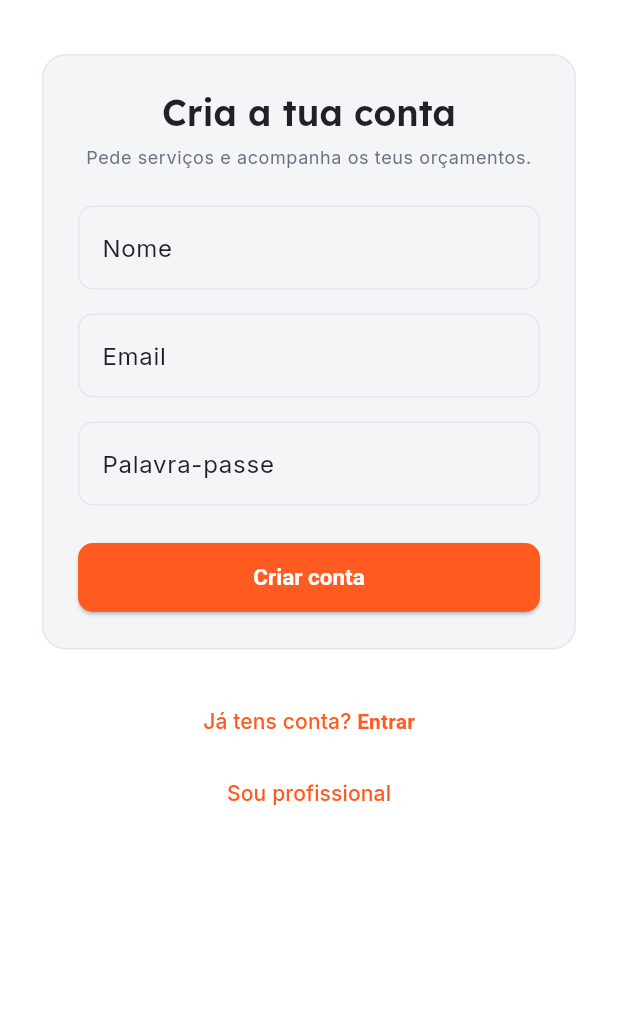
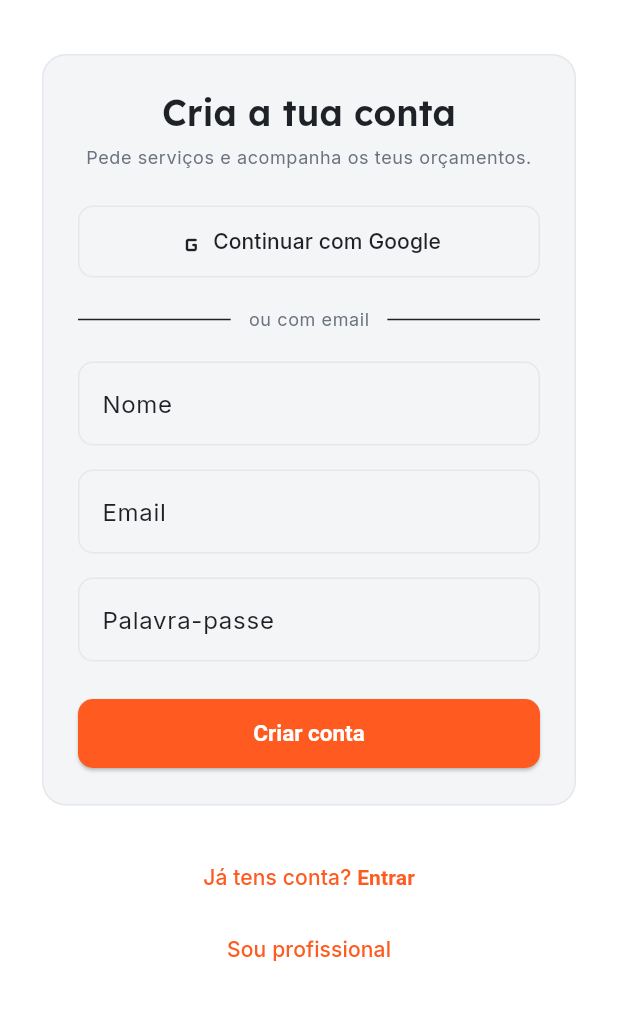
Before and after one commit to lowpricespt/LOW-PRICES, a Flutter app: the RegisterPage screen opened by its route, on a phone screen of 412 x 824 dp, the part 96-1116 px from its top. Run offline on Flutter 3.47's test engine with Material 3 defaults, Android fonts, the light colour scheme and no system bars; our stand-ins replace cached_network_image, connectivity_plus, dio, flutter_riverpod, flutter_secure_storage, go_router and 4 more; accounts and stored records are empty.

Commit message:
Login com Google: verificacao de ID token para mobile, credenciais reais documentadas, relatorio de lancamento

```diff
--- a/apps/api/package.json
+++ b/apps/api/package.json
@@ -28,6 +28,7 @@
     "class-transformer": "^0.5.1",
     "class-validator": "^0.14.1",
     "cookie-parser": "^1.4.7",
+    "google-auth-library": "^10.9.1",
     "helmet": "^8.0.0",
     "multer": "^1.4.5-lts.1",
     "passport": "^0.7.0",
--- a/apps/mobile/lib/core/config/env.dart
+++ b/apps/mobile/lib/core/config/env.dart
@@ -24,4 +24,11 @@ class Env {
       : _apiBaseUrlOverride;
 
   static const googleMapsApiKey = String.fromEnvironment('GOOGLE_MAPS_API_KEY');
+
+  /// Tem de ser o MESMO Client ID (tipo "Web application") que
+  /// `GOOGLE_CLIENT_ID` na API — é o que faz o `google_sign_in` nativo
+  /// (Android/iOS) emitir um ID token cujo `aud` bate certo com o que
+  /// `AuthService.verifyGoogleIdToken` espera. Vazio = login com Google
+  /// fica indisponível na app (ver `GoogleSignInButton`), sem rebentar.
+  static const googleServerClientId = String.fromEnvironment('GOOGLE_SERVER_CLIENT_ID');
 }
--- a/apps/mobile/lib/features/auth/presentation/register_page.dart
+++ b/apps/mobile/lib/features/auth/presentation/register_page.dart
@@ -1,10 +1,13 @@
 import 'package:flutter/material.dart';
 import 'package:flutter_riverpod/flutter_riverpod.dart';
 import 'package:go_router/go_router.dart';
+import '../../../core/routing/dashboard_route.dart';
 import '../../../core/utils/result.dart';
 import '../../../providers/app_providers.dart';
+import '../../../repositories/auth_repository.dart';
 import '../../../shared/widgets/app_feedback.dart';
 import '../../../shared/widgets/auth_scaffold.dart';
+import '../../../shared/widgets/google_sign_in_button.dart';
 import '../../../shared/widgets/loading_overlay.dart';
 
 class RegisterPage extends ConsumerStatefulWidget {
@@ -49,6 +52,10 @@ class _RegisterPageState extends ConsumerState<RegisterPage> {
     }
   }
 
+  void _handleGoogleSuccess(GoogleLoginOutcome outcome) {
+    context.go(dashboardRouteForRole(outcome.role));
+  }
+
   @override
   Widget build(BuildContext context) {
     return AuthScaffold(
@@ -73,7 +80,23 @@ class _RegisterPageState extends ConsumerState<RegisterPage> {
       ),
       child: LoadingOverlay(
         isLoading: _isSubmitting,
-        child: Form(
+        child: Column(
+          crossAxisAlignment: CrossAxisAlignment.stretch,
+          children: [
+            GoogleSignInButton(onSuccess: _handleGoogleSuccess),
+            const SizedBox(height: 20),
+            Row(
+              children: [
+                const Expanded(child: Divider()),
+                Padding(
+                  padding: const EdgeInsets.symmetric(horizontal: 12),
+                  child: Text('ou com email', style: Theme.of(context).textTheme.bodySmall),
+                ),
+                const Expanded(child: Divider()),
+              ],
+            ),
+            const SizedBox(height: 20),
+            Form(
               key: _formKey,
               child: Column(
                 crossAxisAlignment: CrossAxisAlignment.stretch,
@@ -106,6 +129,8 @@ class _RegisterPageState extends ConsumerState<RegisterPage> {
                 ],
               ),
             ),
+          ],
+        ),
       ),
     );
   }
--- a/apps/mobile/lib/repositories/auth_repository.dart
+++ b/apps/mobile/lib/repositories/auth_repository.dart
@@ -1,5 +1,15 @@
 import '../core/errors/failure.dart';
 import '../core/utils/result.dart';
+
+/// Resultado de um login/registo com Google — distinto de `void` porque
+/// quem chama (ex.: o wizard de registo de profissional) precisa de saber
+/// se ainda faltam categorias por escolher, para decidir o próximo ecrã.
+class GoogleLoginOutcome {
+  const GoogleLoginOutcome({required this.role, required this.requiresCategorySelection});
+
+  final String role;
+  final bool requiresCategorySelection;
+}
 
 /// Contrato do repositório de autenticação (Repository Pattern). A
 /// implementação real liga-se ao `ApiService` assim que os endpoints de
@@ -15,6 +25,13 @@ abstract class AuthRepository {
     required String password,
     String role = 'CLIENT',
   });
+
+  /// `role` só importa quando a conta Google ainda não existe (decide se
+  /// nasce CLIENT ou PROFESSIONAL) — se já existir, é ignorado e usa-se a
+  /// role já gravada. `Ok(null)` significa que o utilizador fechou o ecrã
+  /// nativo do Google sem escolher conta — não é um erro, a UI não deve
+  /// mostrar nada; `Err` é uma falha real (rede, servidor, não configurado).
+  Future<Result<GoogleLoginOutcome?>> loginWithGoogle({String role = 'CLIENT'});
 
   Future<void> logout();
 
@@ -54,6 +71,11 @@ class StubAuthRepository implements AuthRepository {
   }
 
   @override
+  Future<Result<GoogleLoginOutcome?>> loginWithGoogle({String role = 'CLIENT'}) async {
+    return const Err(UnknownFailure('Autenticação real ainda não implementada.'));
+  }
+
+  @override
   Future<void> logout() async {}
 
   @override
--- /dev/null
+++ b/apps/mobile/lib/shared/widgets/google_sign_in_button.dart
@@ -0,0 +1,63 @@
+import 'package:flutter/material.dart';
+import 'package:flutter_riverpod/flutter_riverpod.dart';
+import '../../core/utils/result.dart';
+import '../../providers/app_providers.dart';
+import '../../repositories/auth_repository.dart';
+import 'app_feedback.dart';
+
+/// Botão "Continuar com Google" reutilizável — mesmo aspeto e
+/// comportamento em Entrar, Criar conta e Passo 1 do registo de
+/// profissional. Gere o próprio estado de carregamento e trata
+/// erro/cancelamento; quem usa só recebe `onSuccess` quando há mesmo
+/// sessão nova.
+class GoogleSignInButton extends ConsumerStatefulWidget {
+  const GoogleSignInButton({super.key, this.role = 'CLIENT', required this.onSuccess});
+
+  final String role;
+  final void Function(GoogleLoginOutcome outcome) onSuccess;
+
+  @override
+  ConsumerState<GoogleSignInButton> createState() => _GoogleSignInButtonState();
+}
+
+class _GoogleSignInButtonState extends ConsumerState<GoogleSignInButton> {
+  bool _isLoading = false;
+
+  Future<void> _handleTap() async {
+    setState(() => _isLoading = true);
+    final result = await ref.read(authRepositoryProvider).loginWithGoogle(role: widget.role);
+    if (!mounted) return;
+    setState(() => _isLoading = false);
+
+    switch (result) {
+      case Ok(:final value):
+        if (value != null) widget.onSuccess(value);
+      case Err(:final failure):
+        showAppSnackBar(context, failure.message, isError: true);
+    }
+  }
+
+  @override
+  Widget build(BuildContext context) {
+    return OutlinedButton.icon(
+      onPressed: _isLoading ? null : _handleTap,
+      icon: _isLoading
+          ? const SizedBox(width: 16, height: 16, child: CircularProgressIndicator(strokeWidth: 2))
+          : const _GoogleLogo(),
+      label: Text(_isLoading ? 'A continuar…' : 'Continuar com Google'),
+    );
+  }
+}
+
+class _GoogleLogo extends StatelessWidget {
+  const _GoogleLogo();
+
+  @override
+  Widget build(BuildContext context) {
+    return const SizedBox(
+      width: 16,
+      height: 16,
+      child: Icon(Icons.g_mobiledata_rounded, size: 20),
+    );
+  }
+}
--- a/apps/mobile/pubspec.yaml
+++ b/apps/mobile/pubspec.yaml
@@ -45,6 +45,11 @@ dependencies:
   # documentação do profissional
   image_picker: ^1.1.2
 
+  # Login com Google (nativo — Android/iOS). Requer `serverClientId`
+  # configurado com o MESMO GOOGLE_CLIENT_ID (tipo "Web application") que
+  # a API usa para verificar o ID token — ver AuthService.verifyGoogleIdToken.
+  google_sign_in: ^6.2.1
+
   cupertino_icons: ^1.0.8
 
 dev_dependencies:
```
Also changed, not shown: apps/mobile/lib/features/auth/presentation/login_page.dart (+32 -4 lines), apps/mobile/lib/features/professional_onboarding/presentation/steps/step_account.dart (+29 -0 lines), apps/mobile/lib/repositories/auth_repository_impl.dart (+63 -0 lines), apps/mobile/pubspec.lock, pnpm-lock.yaml, 5 other files. Lines whose indentation alone changed are shown as unchanged.
